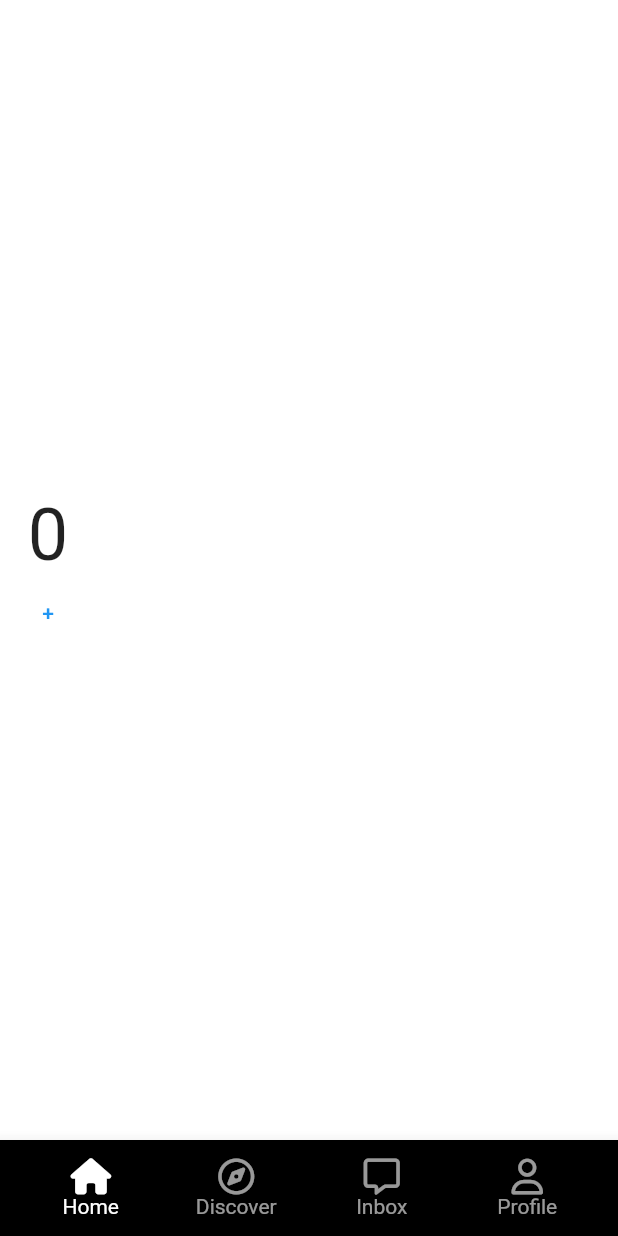
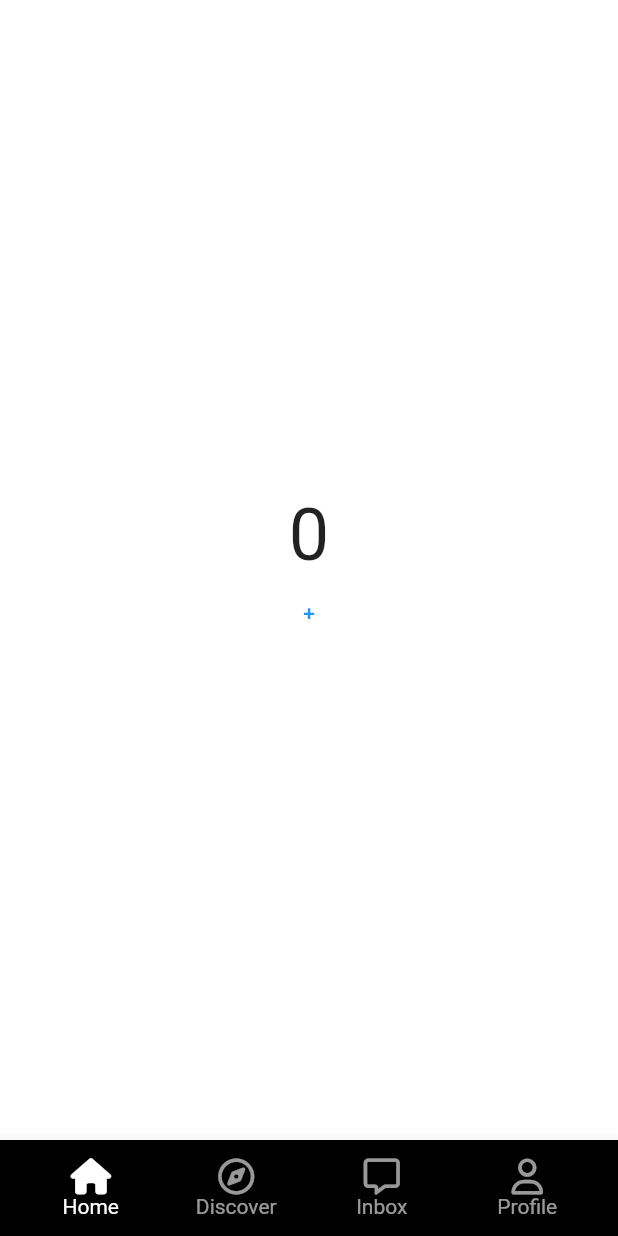
Before and after one commit to Heungseop/Tiktok_clone, a Flutter app: the screen it shows after launch, on a phone screen of 412 x 824 dp. Run offline on Flutter 3.47's test engine with Material 2 defaults, Android fonts, the phone set to English and light mode, and no system bars; our stand-ins replace font_awesome_flutter.

Commit message:
6.7 Stateful Navigation part Two

```diff
--- a/lib/features/main_navigation/main_navigation_screen.dart
+++ b/lib/features/main_navigation/main_navigation_screen.dart
@@ -14,14 +14,6 @@ class MainNavigationScreen extends StatefulWidget {
 class _MainNavigationScreenState extends State<MainNavigationScreen> {
   var _selectedIndex = 0;
 
-  final screens = [
-    StfScreen(key: GlobalKey()),
-    StfScreen(key: GlobalKey()),
-    Container(),
-    StfScreen(key: GlobalKey()),
-    StfScreen(key: GlobalKey()),
-  ];
-
   void _onTap(int index) {
     setState(() {
       _selectedIndex = index;
@@ -31,7 +23,30 @@ class _MainNavigationScreenState extends State<MainNavigationScreen> {
   @override
   Widget build(BuildContext context) {
     return Scaffold(
-      body: screens.elementAt(_selectedIndex),
+      body: Stack(
+        children: [
+          Offstage(
+            offstage: _selectedIndex != 0,
+            child: const StfScreen(),
+          ),
+          Offstage(
+            offstage: _selectedIndex != 1,
+            child: const StfScreen(),
+          ),
+          Offstage(
+            offstage: _selectedIndex != 2,
+            child: const StfScreen(),
+          ),
+          Offstage(
+            offstage: _selectedIndex != 3,
+            child: const StfScreen(),
+          ),
+          Offstage(
+            offstage: _selectedIndex != 4,
+            child: const StfScreen(),
+          ),
+        ],
+      ),
       bottomNavigationBar: BottomAppBar(
         color: Colors.black,
         child: Padding(
--- a/lib/features/main_navigation/stf_screen.dart
+++ b/lib/features/main_navigation/stf_screen.dart
@@ -25,7 +25,8 @@ class _StfScreenState extends State<StfScreen> {
 
   @override
   Widget build(BuildContext context) {
-    return Column(
+    return Center(
+      child: Column(
         mainAxisAlignment: MainAxisAlignment.center,
         children: [
           Text(
@@ -37,6 +38,7 @@ class _StfScreenState extends State<StfScreen> {
             child: const Text("+"),
           )
         ],
+      ),
     );
   }
 }
```
Lines whose indentation alone changed are shown as unchanged.
